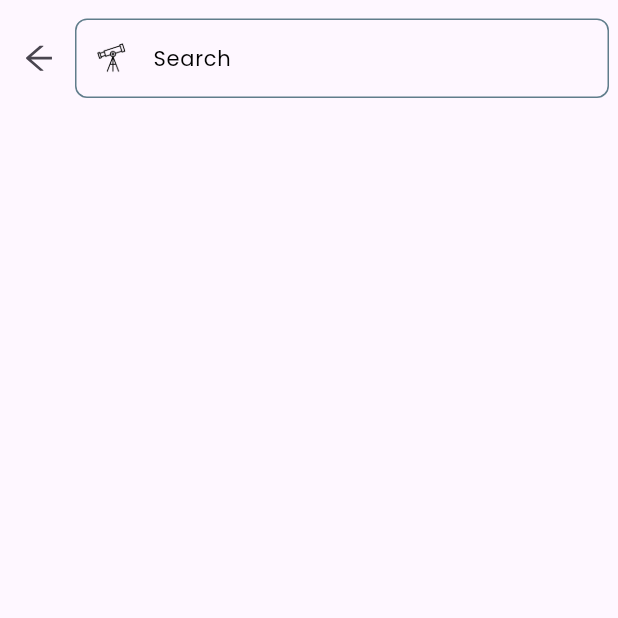
After one commit to Wave-2024/Wave, a Flutter app: the SearchToChat screen opened by its route, on a phone screen of 412 x 824 dp, the top half of it. The commit adds this screen. Run offline on Flutter 3.47's test engine with Material 3 defaults, Android fonts, the phone set to English and light mode, and no system bars; our stand-ins replace badges, cached_network_image, carousel_slider, cloud_firestore, device_info_plus, firebase_auth and 13 more; accounts and stored records are empty; key blocks and very long unbroken strings in the code were emptied for the run.

```diff
--- /dev/null
+++ b/lib/models/chat_model.dart
@@ -0,0 +1,85 @@
+// ignore_for_file: public_member_api_docs, sort_constructors_first
+import 'dart:convert';
+
+class Chat {
+  String id;
+  String firstUser;
+  String secondUser;
+  String lastMessage;
+  DateTime timeOfLastMessage;
+  Chat({
+    required this.id,
+    required this.firstUser,
+    required this.secondUser,
+    required this.lastMessage,
+    required this.timeOfLastMessage,
+  });
+
+
+
+  Chat copyWith({
+    String? id,
+    String? firstUser,
+    String? secondUser,
+    String? lastMessage,
+    DateTime? timeOfLastMessage,
+  }) {
+    return Chat(
+      id: id ?? this.id,
+      firstUser: firstUser ?? this.firstUser,
+      secondUser: secondUser ?? this.secondUser,
+      lastMessage: lastMessage ?? this.lastMessage,
+      timeOfLastMessage: timeOfLastMessage ?? this.timeOfLastMessage,
+    );
+  }
+
+  Map<String, dynamic> toMap() {
+    return <String, dynamic>{
+      'id': id,
+      'firstUser': firstUser,
+      'secondUser': secondUser,
+      'lastMessage': lastMessage,
+      'timeOfLastMessage': timeOfLastMessage.millisecondsSinceEpoch,
+    };
+  }
+
+  factory Chat.fromMap(Map<String, dynamic> map) {
+    return Chat(
+      id: map['id'] as String,
+      firstUser: map['firstUser'] as String,
+      secondUser: map['secondUser'] as String,
+      lastMessage: map['lastMessage'] as String,
+      timeOfLastMessage: DateTime.fromMillisecondsSinceEpoch(map['timeOfLastMessage'] as int),
+    );
+  }
+
+  String toJson() => json.encode(toMap());
+
+  factory Chat.fromJson(String source) => Chat.fromMap(json.decode(source) as Map<String, dynamic>);
+
+  @override
+  String toString() {
+    return 'Chat(id: $id, firstUser: $firstUser, secondUser: $secondUser, lastMessage: $lastMessage, timeOfLastMessage: $timeOfLastMessage)';
+  }
+
+  @override
+  bool operator ==(covariant Chat other) {
+    if (identical(this, other)) return true;
+
+    return
+      other.id == id &&
+      other.firstUser == firstUser &&
+      other.secondUser == secondUser &&
+      other.lastMessage == lastMessage &&
+      other.timeOfLastMessage == timeOfLastMessage;
+  }
+
+  @override
+  int get hashCode {
+    return id.hashCode ^
+      firstUser.hashCode ^
+      secondUser.hashCode ^
+      lastMessage.hashCode ^
+      timeOfLastMessage.hashCode;
+  }
+}
--- a/lib/models/user_model.dart
+++ b/lib/models/user_model.dart
@@ -22,6 +22,14 @@ class User {
   List<dynamic>? savedPosts;
   List<dynamic>? messages;
   ACCOUNT_TYPE account_type;
+
+  /* Collections
+
+  notifications
+  chats
+
+  */
+
 
   User({
     required this.verified,
--- a/lib/utils/routing.dart
+++ b/lib/utils/routing.dart
@@ -1,6 +1,8 @@
 import 'package:get/get.dart';
 import 'package:wave/view/screens/Authentication/login_screen.dart';
 import 'package:wave/view/screens/Authentication/register_screen.dart';
+import 'package:wave/view/screens/ChatScreen/inbox_screen.dart';
+import 'package:wave/view/screens/ChatScreen/search_to_chat.dart';
 import 'package:wave/view/screens/CreatePostScreen/create_post_screen.dart';
 import 'package:wave/view/screens/CreatePostScreen/search_to_mention.dart';
 import 'package:wave/view/screens/FeedScreen/list_comment_screen.dart';
@@ -23,6 +25,11 @@ class AppRoutes {
   static const String listUsersScreen = '/listUsersScreen';
   static const String listCommentsScreen = '/listCommentsScreen';
   static const String notificationScreen = '/notificationScreen';
+  static const String searchToChatScreen = '/searchToChatScreen';
+  static const String inboxScreen = '/inboxScreen';
+  static const String blockedContactsScreen = '/blockedContacts';
+
+
 
   static final List<GetPage> routes = [
     GetPage(
@@ -35,10 +42,10 @@ class AppRoutes {
         transition: Transition.leftToRightWithFade),
     GetPage(name: loginScreen, page: () => LoginScreen()),
     GetPage(name: registerScreen, page: () => RegisterScreen()),
-    GetPage(name: splashScreen, page: () => SplashScreen()),
+    GetPage(name: splashScreen, page: () => const SplashScreen()),
     GetPage(
         name: searchToMentionScreen,
-        page: () => SearchToMention(),
+        page: () => const SearchToMention(),
         transition: Transition.leftToRight),
     GetPage(name: editProfileScreen, page: () => EditProfileScreen()),
     GetPage(
@@ -49,11 +56,20 @@ class AppRoutes {
     GetPage(name: editProfileScreen, page: () => EditProfileScreen()),
     GetPage(
         name: listCommentsScreen,
-        page: () => ListCommentsScreen(),
+        page: () => const ListCommentsScreen(),
+        transition: Transition.leftToRight),
+    GetPage(
+        name: inboxScreen,
+        page: () => const InboxScreen(),
         transition: Transition.leftToRight),
     GetPage(
         name: notificationScreen,
-        page: () => NotificationScreen(),
+        page: () => const NotificationScreen(),
         transition: Transition.leftToRight),
+                GetPage(name: blockedContactsScreen, page: () => BlockedContacts()),
+    GetPage(
+        name: searchToChatScreen,
+        page: () => const SearchToChat(),
+        transition: Transition.rightToLeftWithFade),
   ];
 }
--- /dev/null
+++ b/lib/view/screens/ChatScreen/search_to_chat.dart
@@ -0,0 +1,199 @@
+import 'dart:async';
+import 'package:flutter/material.dart';
+import 'package:get/get.dart';
+import 'package:icons_plus/icons_plus.dart';
+import 'package:provider/provider.dart';
+import 'package:wave/controllers/Authentication/user_controller.dart';
+import 'package:wave/data/chat_data.dart';
+import 'package:wave/models/response_model.dart';
+import 'package:wave/models/user_model.dart';
+import 'package:wave/utils/constants/custom_colors.dart';
+import 'package:wave/utils/constants/custom_fonts.dart';
+import 'package:wave/utils/constants/custom_icons.dart';
+import 'package:wave/utils/device_size.dart';
+import 'package:wave/utils/routing.dart';
+import 'package:wave/view/reusable_components/user_container.dart';
+
+class SearchToChat extends StatefulWidget {
+  const SearchToChat({super.key});
+
+  @override
+  State<SearchToChat> createState() => _SearchToChatState();
+}
+
+class _SearchToChatState extends State<SearchToChat> {
+  final TextEditingController _searchController = TextEditingController();
+  Timer? _debounce;
+  List<User> users = [];
+
+  @override
+  void initState() {
+    super.initState();
+    _searchController.addListener(searchUser);
+  }
+
+  @override
+  void dispose() {
+    _searchController.dispose();
+    _debounce?.cancel();
+    super.dispose();
+  }
+
+  void searchUser() {
+    if (_debounce?.isActive ?? false) _debounce?.cancel();
+    _debounce = Timer(const Duration(milliseconds: 800), () {
+      Provider.of<UserDataController>(context, listen: false)
+          .searchUsersByNameAndUserName(_searchController.text);
+      printInfo(info: "Searching for: ${_searchController.text}");
+    });
+  }
+
+  @override
+  Widget build(BuildContext context) {
+    return Scaffold(
+      body: SafeArea(
+        child: Column(
+          children: [
+            Padding(
+              padding: const EdgeInsets.only(left: 2.0, top: 12, right: 6),
+              child: SizedBox(
+                height: displayHeight(context) * 0.065,
+                width: displayWidth(context),
+                child: Row(
+                  mainAxisAlignment: MainAxisAlignment.start,
+                  children: [
+                    IconButton(
+                      icon: const Icon(AntDesign.arrow_left_outline),
+                      onPressed: () {
+                        Get.back();
+                      },
+                    ),
+                    Expanded(
+                      child: TextFormField(
+                        onChanged: (value) => searchUser(),
+                        controller: _searchController,
+                        maxLines: 1,
+                        minLines: 1,
+                        style: TextStyle(
+                            color: Colors.black,
+                            fontFamily: CustomFont.poppins,
+                            fontSize: 14),
+                        decoration: InputDecoration(
+                          labelText: "Search",
+                          prefixIcon: Padding(
+                            padding: const EdgeInsets.all(14.0),
+                            child: Image.asset(
+                              CustomIcon.searchIcon,
+                              height: 2,
+                              fit: BoxFit.fitHeight,
+                            ),
+                          ),
+                          labelStyle: TextStyle(
+                              color: Colors.black,
+                              fontFamily: CustomFont.poppins,
+                              fontSize: 14),
+                          focusedBorder: OutlineInputBorder(
+                            borderSide: BorderSide(
+                                color: CustomColor.authTextBoxBorderColor),
+                            borderRadius: BorderRadius.circular(8),
+                          ),
+                          enabledBorder: OutlineInputBorder(
+                            borderSide: BorderSide(
+                                color: CustomColor.authTextBoxBorderColor),
+                            borderRadius: BorderRadius.circular(8),
+                          ),
+                          border: OutlineInputBorder(
+                            borderSide: BorderSide(
+                                color: CustomColor.authTextBoxBorderColor),
+                            borderRadius: BorderRadius.circular(8),
+                          ),
+                          errorBorder: OutlineInputBorder(
+                            borderSide: const BorderSide(color: Colors.red),
+                            borderRadius: BorderRadius.circular(8),
+                          ),
+                        ),
+                      ),
+                    ),
+                  ],
+                ),
+              ),
+            ),
+            Expanded(
+              child: Consumer<UserDataController>(
+                builder: (context, userDataController, child) {
+                  if (_searchController.text.isNotEmpty) {
+                    if (userDataController.searchedUsers.isNotEmpty) {
+                      return ListView.builder(
+                        padding: const EdgeInsets.symmetric(vertical: 20),
+                        itemCount: userDataController.searchedUsers.length,
+                        itemBuilder: (BuildContext context, int index) {
+                          return UserContainerTile(
+                              onTap: () async {
+                                // Check if there is already a chat that exists on the database
+                                /// This code snippet is checking if a chat already exists between the
+                                /// current user and the searched user. Here's a breakdown of what it
+                                /// does:
+                                CustomResponse chatExists =
+                                    await ChatData.checkIfChatExists(
+                                        userDataController.user!.id,
+                                        userDataController
+                                            .searchedUsers[index].id);
+                                if (chatExists.responseStatus) {
+                                  Get.offNamed(AppRoutes.inboxScreen,
+                                      arguments: {
+                                        'chatId':
+                                            chatExists.response.toString(),
+                                        'otherUser': userDataController
+                                            .searchedUsers[index]
+                                      });
+                                } else {
+                                  CustomResponse customResponse =
+                                      await ChatData.createChat(
+                                          userDataController.user!.id,
+                                          userDataController
+                                              .searchedUsers[index].id);
+                                  if (customResponse.responseStatus) {
+                                    Get.offNamed(AppRoutes.inboxScreen,
+                                        arguments: {
+                                          'chatId': customResponse.response
+                                              .toString(),
+                                          'otherUser': userDataController
+                                              .searchedUsers[index]
+                                        });
+                                  }
+                                }
+                              },
+                              user: userDataController.searchedUsers[index]);
+                        },
+                      );
+                    } else {
+                      return Column(
+                        mainAxisAlignment: MainAxisAlignment.center,
+                        crossAxisAlignment: CrossAxisAlignment.center,
+                        children: [
+                          Image.asset(
+                            CustomIcon.noUserFoundIcon,
+                            height: displayHeight(context) * 0.25,
+                          ),
+                          const SizedBox(
+                            height: 15,
+                          ),
+                          Text(
+                            "No User Found",
+                            style: TextStyle(fontFamily: CustomFont.poppins),
+                          )
+                        ],
+                      );
+                    }
+                  } else {
+                    return const SizedBox();
+                  }
+                },
+              ),
+            )
+          ],
+        ),
+      ),
+    );
+  }
+}
```
Also changed, not shown: lib/data/chat_data.dart (added, +79 -0 lines), lib/utils/constants/database_endpoints.dart (+10 -0 lines), lib/view/reusable_components/user_container.dart (+9 -4 lines), lib/view/screens/ChatScreen/chat_list_screen.dart (+67 -1 lines), lib/view/screens/ChatScreen/inbox_screen.dart (added, +31 -0 lines).
